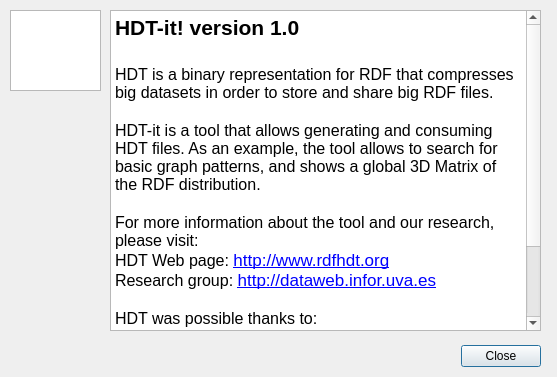
The window that hdt-it/abouthdt.ui (rdfhdt/hdt-cpp) describes before a commit, drawn with Qt 5.
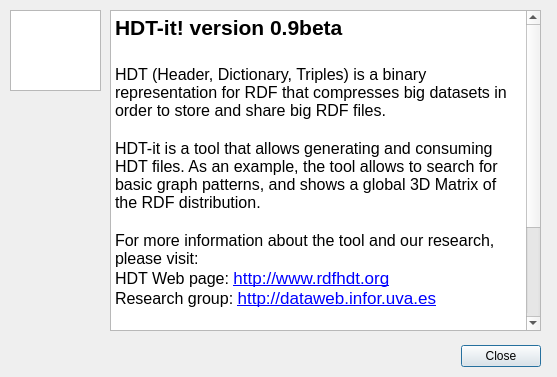
The same window after the commit. Icons and pictures are not drawn.

Patch:
```diff
--- a/hdt-it/abouthdt.ui
+++ b/hdt-it/abouthdt.ui
@@ -91,27 +91,33 @@
      <height>321</height>
     </rect>
    </property>
+   <property name="font">
+    <font>
+     <pointsize>12</pointsize>
+    </font>
+   </property>
    <property name="html">
     <string>&lt;!DOCTYPE HTML PUBLIC &quot;-//W3C//DTD HTML 4.0//EN&quot; &quot;http://www.w3.org/TR/REC-html40/strict.dtd&quot;&gt;
 &lt;html&gt;&lt;head&gt;&lt;meta name=&quot;qrichtext&quot; content=&quot;1&quot; /&gt;&lt;style type=&quot;text/css&quot;&gt;
 p, li { white-space: pre-wrap; }
-&lt;/style&gt;&lt;/head&gt;&lt;body style=&quot; font-family:'Lucida Grande'; font-size:13pt; font-weight:400; font-style:normal;&quot;&gt;
-&lt;p style=&quot; margin-top:0px; margin-bottom:0px; margin-left:0px; margin-right:0px; -qt-block-indent:0; text-indent:0px;&quot;&gt;&lt;span style=&quot; font-size:16pt; font-weight:600;&quot;&gt;HDT-it! version 1.0&lt;/span&gt;&lt;/p&gt;
+&lt;/style&gt;&lt;/head&gt;&lt;body style=&quot; font-family:'Lucida Grande'; font-size:12pt; font-weight:400; font-style:normal;&quot;&gt;
+&lt;p style=&quot; margin-top:0px; margin-bottom:0px; margin-left:0px; margin-right:0px; -qt-block-indent:0; text-indent:0px;&quot;&gt;&lt;span style=&quot; font-size:16pt; font-weight:600;&quot;&gt;HDT-it! version 0.9beta&lt;/span&gt;&lt;/p&gt;
 &lt;p style=&quot;-qt-paragraph-type:empty; margin-top:0px; margin-bottom:0px; margin-left:0px; margin-right:0px; -qt-block-indent:0; text-indent:0px; font-size:16pt; font-weight:600;&quot;&gt;&lt;/p&gt;
-&lt;p style=&quot; margin-top:0px; margin-bottom:0px; margin-left:0px; margin-right:0px; -qt-block-indent:0; text-indent:0px;&quot;&gt;&lt;span style=&quot; font-size:12pt;&quot;&gt;HDT is a binary representation for RDF that compresses big datasets in order to store and share big RDF files.&lt;/span&gt;&lt;/p&gt;
-&lt;p style=&quot;-qt-paragraph-type:empty; margin-top:0px; margin-bottom:0px; margin-left:0px; margin-right:0px; -qt-block-indent:0; text-indent:0px; font-size:12pt;&quot;&gt;&lt;/p&gt;
-&lt;p style=&quot; margin-top:0px; margin-bottom:0px; margin-left:0px; margin-right:0px; -qt-block-indent:0; text-indent:0px;&quot;&gt;&lt;span style=&quot; font-size:12pt;&quot;&gt;HDT-it is a tool that allows generating and consuming HDT files. As an example, the tool allows to search for basic graph patterns, and shows a global 3D Matrix of the RDF distribution.&lt;/span&gt;&lt;/p&gt;
-&lt;p style=&quot;-qt-paragraph-type:empty; margin-top:0px; margin-bottom:0px; margin-left:0px; margin-right:0px; -qt-block-indent:0; text-indent:0px; font-size:12pt;&quot;&gt;&lt;/p&gt;
-&lt;p style=&quot; margin-top:0px; margin-bottom:0px; margin-left:0px; margin-right:0px; -qt-block-indent:0; text-indent:0px;&quot;&gt;&lt;span style=&quot; font-size:12pt;&quot;&gt;For more information about the tool and our research, please visit:&lt;/span&gt;&lt;/p&gt;
-&lt;p style=&quot; margin-top:0px; margin-bottom:0px; margin-left:0px; margin-right:0px; -qt-block-indent:0; text-indent:0px;&quot;&gt;&lt;span style=&quot; font-size:12pt;&quot;&gt;HDT Web page: &lt;/span&gt;&lt;a href=&quot;http://www.rdfhdt.org&quot;&gt;&lt;span style=&quot; text-decoration: underline; color:#0000ff;&quot;&gt;http://www.rdfhdt.org&lt;/span&gt;&lt;/a&gt;&lt;/p&gt;
-&lt;p style=&quot; margin-top:0px; margin-bottom:0px; margin-left:0px; margin-right:0px; -qt-block-indent:0; text-indent:0px;&quot;&gt;&lt;span style=&quot; font-size:12pt;&quot;&gt;Research group: &lt;/span&gt;&lt;a href=&quot;http://dataweb.infor.uva.es&quot;&gt;&lt;span style=&quot; text-decoration: underline; color:#0000ff;&quot;&gt;http://dataweb.infor.uva.es&lt;/span&gt;&lt;/a&gt;&lt;/p&gt;
-&lt;p style=&quot;-qt-paragraph-type:empty; margin-top:0px; margin-bottom:0px; margin-left:0px; margin-right:0px; -qt-block-indent:0; text-indent:0px; font-size:12pt;&quot;&gt;&lt;/p&gt;
-&lt;p style=&quot; margin-top:0px; margin-bottom:0px; margin-left:0px; margin-right:0px; -qt-block-indent:0; text-indent:0px;&quot;&gt;&lt;span style=&quot; font-size:12pt;&quot;&gt;HDT was possible thanks to:&lt;/span&gt;&lt;/p&gt;
-&lt;p style=&quot; margin-top:0px; margin-bottom:0px; margin-left:0px; margin-right:0px; -qt-block-indent:0; text-indent:0px;&quot;&gt;&lt;span style=&quot; font-size:12pt;&quot;&gt;Javier D. Fernández García &amp;lt;&lt;/span&gt;&lt;a href=&quot;mailto:jfergar83@gmail.com&quot;&gt;&lt;span style=&quot; text-decoration: underline; color:#0000ff;&quot;&gt;jfergar83@gmail.com&lt;/span&gt;&lt;/a&gt;&lt;span style=&quot; font-size:12pt;&quot;&gt;&amp;gt;&lt;/span&gt;&lt;/p&gt;
-&lt;p style=&quot; margin-top:0px; margin-bottom:0px; margin-left:0px; margin-right:0px; -qt-block-indent:0; text-indent:0px;&quot;&gt;&lt;span style=&quot; font-size:12pt;&quot;&gt;Miguel Ángel Martínez-Prieto &amp;lt;&lt;/span&gt;&lt;a href=&quot;mailto:migumar2@gmail.com&quot;&gt;&lt;span style=&quot; text-decoration: underline; color:#0000ff;&quot;&gt;migumar2@gmail.com&lt;/span&gt;&lt;/a&gt;&lt;span style=&quot; font-size:12pt;&quot;&gt;&amp;gt;&lt;/span&gt;&lt;/p&gt;
-&lt;p style=&quot; margin-top:0px; margin-bottom:0px; margin-left:0px; margin-right:0px; -qt-block-indent:0; text-indent:0px;&quot;&gt;&lt;span style=&quot; font-size:12pt;&quot;&gt;Mario Arias Gallego &amp;lt;&lt;/span&gt;&lt;a href=&quot;mario.arias@gmail.com&quot;&gt;&lt;span style=&quot; text-decoration: underline; color:#0000ff;&quot;&gt;mario.arias@gmail.com&lt;/span&gt;&lt;/a&gt;&lt;span style=&quot; font-size:12pt;&quot;&gt;&amp;gt;&lt;/span&gt;&lt;/p&gt;
-&lt;p style=&quot; margin-top:0px; margin-bottom:0px; margin-left:0px; margin-right:0px; -qt-block-indent:0; text-indent:0px;&quot;&gt;&lt;span style=&quot; font-size:12pt;&quot;&gt;Claudio Gutierrez &amp;lt;&lt;/span&gt;&lt;a href=&quot;mailto:cgutierr@dcc.uchile.cl&quot;&gt;&lt;span style=&quot; text-decoration: underline; color:#0000ff;&quot;&gt;cgutierr@dcc.uchile.cl&lt;/span&gt;&lt;/a&gt;&lt;span style=&quot; font-size:12pt;&quot;&gt;&amp;gt;&lt;/span&gt;&lt;/p&gt;
-&lt;p style=&quot;-qt-paragraph-type:empty; margin-top:0px; margin-bottom:0px; margin-left:0px; margin-right:0px; -qt-block-indent:0; text-indent:0px; font-size:12pt;&quot;&gt;&lt;/p&gt;&lt;/body&gt;&lt;/html&gt;</string>
+&lt;p style=&quot; margin-top:0px; margin-bottom:0px; margin-left:0px; margin-right:0px; -qt-block-indent:0; text-indent:0px;&quot;&gt;HDT (Header, Dictionary, Triples) is a binary representation for RDF that compresses big datasets in order to store and share big RDF files.&lt;/p&gt;
+&lt;p style=&quot;-qt-paragraph-type:empty; margin-top:0px; margin-bottom:0px; margin-left:0px; margin-right:0px; -qt-block-indent:0; text-indent:0px;&quot;&gt;&lt;/p&gt;
+&lt;p style=&quot; margin-top:0px; margin-bottom:0px; margin-left:0px; margin-right:0px; -qt-block-indent:0; text-indent:0px;&quot;&gt;HDT-it is a tool that allows generating and consuming HDT files. As an example, the tool allows to search for basic graph patterns, and shows a global 3D Matrix of the RDF distribution.&lt;/p&gt;
+&lt;p style=&quot;-qt-paragraph-type:empty; margin-top:0px; margin-bottom:0px; margin-left:0px; margin-right:0px; -qt-block-indent:0; text-indent:0px;&quot;&gt;&lt;/p&gt;
+&lt;p style=&quot; margin-top:0px; margin-bottom:0px; margin-left:0px; margin-right:0px; -qt-block-indent:0; text-indent:0px;&quot;&gt;For more information about the tool and our research, please visit:&lt;/p&gt;
+&lt;p style=&quot; margin-top:0px; margin-bottom:0px; margin-left:0px; margin-right:0px; -qt-block-indent:0; text-indent:0px;&quot;&gt;HDT Web page: &lt;a href=&quot;http://www.rdfhdt.org&quot;&gt;&lt;span style=&quot; font-size:13pt; text-decoration: underline; color:#0000ff;&quot;&gt;http://www.rdfhdt.org&lt;/span&gt;&lt;/a&gt;&lt;/p&gt;
+&lt;p style=&quot; margin-top:0px; margin-bottom:0px; margin-left:0px; margin-right:0px; -qt-block-indent:0; text-indent:0px;&quot;&gt;Research group: &lt;a href=&quot;http://dataweb.infor.uva.es&quot;&gt;&lt;span style=&quot; font-size:13pt; text-decoration: underline; color:#0000ff;&quot;&gt;http://dataweb.infor.uva.es&lt;/span&gt;&lt;/a&gt;&lt;/p&gt;
+&lt;p style=&quot;-qt-paragraph-type:empty; margin-top:0px; margin-bottom:0px; margin-left:0px; margin-right:0px; -qt-block-indent:0; text-indent:0px;&quot;&gt;&lt;/p&gt;
+&lt;p style=&quot; margin-top:0px; margin-bottom:0px; margin-left:0px; margin-right:0px; -qt-block-indent:0; text-indent:0px;&quot;&gt;HDT was possible thanks to:&lt;/p&gt;
+&lt;p style=&quot; margin-top:0px; margin-bottom:0px; margin-left:0px; margin-right:0px; -qt-block-indent:0; text-indent:0px;&quot;&gt;Javier D. Fernández García &amp;lt;&lt;a href=&quot;mailto:jfergar83@gmail.com&quot;&gt;&lt;span style=&quot; font-size:13pt; text-decoration: underline; color:#0000ff;&quot;&gt;jfergar83@gmail.com&lt;/span&gt;&lt;/a&gt;&amp;gt;&lt;/p&gt;
+&lt;p style=&quot; margin-top:0px; margin-bottom:0px; margin-left:0px; margin-right:0px; -qt-block-indent:0; text-indent:0px;&quot;&gt;Miguel Ángel Martínez-Prieto &amp;lt;&lt;a href=&quot;mailto:migumar2@gmail.com&quot;&gt;&lt;span style=&quot; font-size:13pt; text-decoration: underline; color:#0000ff;&quot;&gt;migumar2@gmail.com&lt;/span&gt;&lt;/a&gt;&amp;gt;&lt;/p&gt;
+&lt;p style=&quot; margin-top:0px; margin-bottom:0px; margin-left:0px; margin-right:0px; -qt-block-indent:0; text-indent:0px;&quot;&gt;Mario Arias Gallego &amp;lt;&lt;a href=&quot;mario.arias@gmail.com&quot;&gt;&lt;span style=&quot; font-size:13pt; text-decoration: underline; color:#0000ff;&quot;&gt;mario.arias@gmail.com&lt;/span&gt;&lt;/a&gt;&amp;gt;&lt;/p&gt;
+&lt;p style=&quot; margin-top:0px; margin-bottom:0px; margin-left:0px; margin-right:0px; -qt-block-indent:0; text-indent:0px;&quot;&gt;Claudio Gutierrez &amp;lt;&lt;a href=&quot;mailto:cgutierr@dcc.uchile.cl&quot;&gt;&lt;span style=&quot; font-size:13pt; text-decoration: underline; color:#0000ff;&quot;&gt;cgutierr@dcc.uchile.cl&lt;/span&gt;&lt;/a&gt;&amp;gt;&lt;/p&gt;
+&lt;p style=&quot; margin-top:0px; margin-bottom:0px; margin-left:0px; margin-right:0px; -qt-block-indent:0; text-indent:0px;&quot;&gt;Alejandro Andres &amp;lt;&lt;a href=&quot;mailto:fuzzy.alej@gmail.com&quot;&gt;&lt;span style=&quot; font-size:13pt; text-decoration: underline; color:#0000ff;&quot;&gt;fuzzy.alej@gmail.com&lt;/span&gt;&lt;/a&gt;&amp;gt;&lt;/p&gt;
+&lt;p style=&quot;-qt-paragraph-type:empty; margin-top:0px; margin-bottom:0px; margin-left:0px; margin-right:0px; -qt-block-indent:0; text-indent:0px;&quot;&gt;&lt;/p&gt;&lt;/body&gt;&lt;/html&gt;</string>
    </property>
    <property name="openExternalLinks">
     <bool>true</bool>
```
